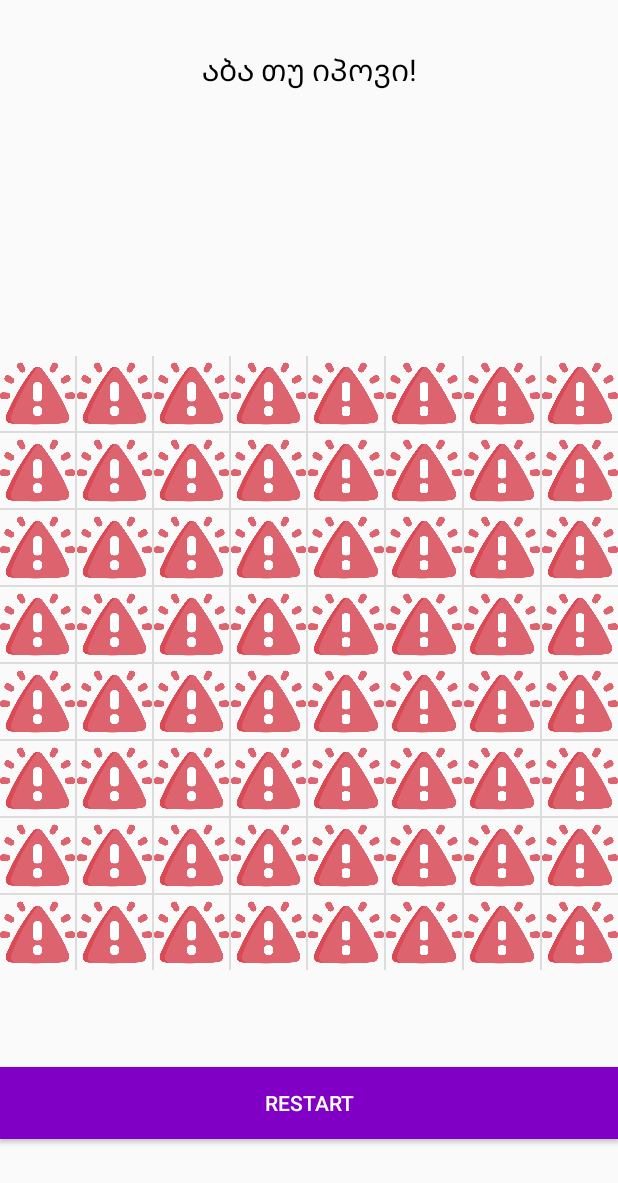
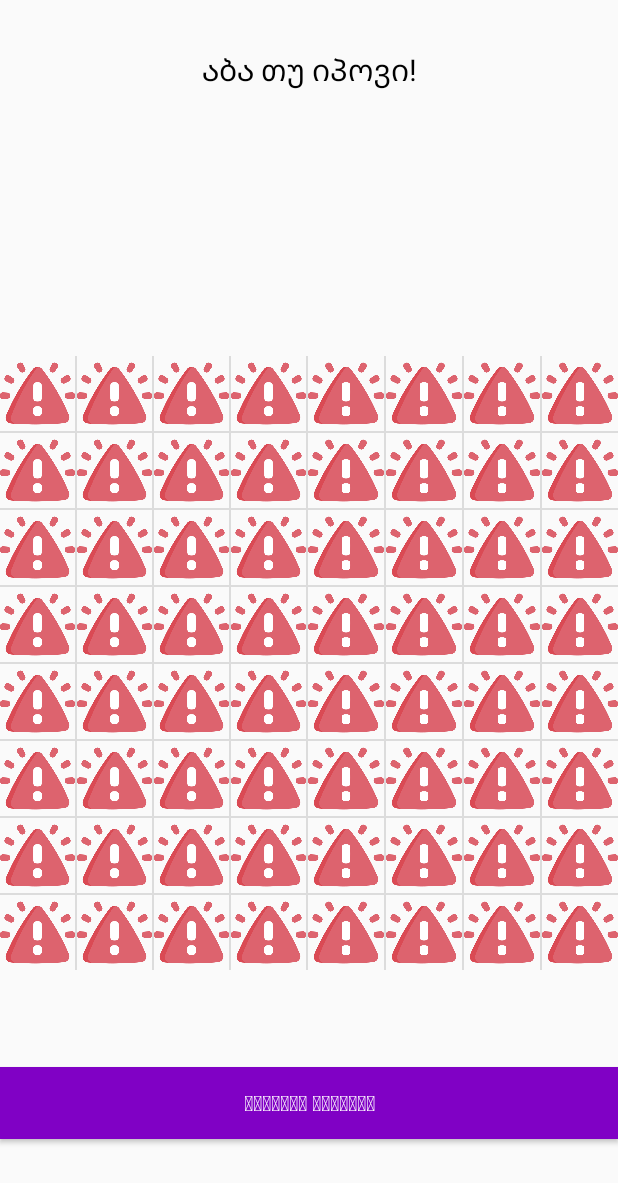
Before and after one commit to zukaChachava/Mines, an Android app: the GameActivity screen opened directly, with no data from a screen before it, on a phone screen of 412 x 824 dp. Shown: the top 1183 px of the screen. Run offline under Robolectric (Android 15) with nearby library versions, the phone set to English and light mode, and no system bars.

Commit message:
visual fixes

```diff
--- a/app/src/main/res/layout/activity_game.xml
+++ b/app/src/main/res/layout/activity_game.xml
@@ -1452,7 +1452,7 @@
         android:id="@+id/restartBtn"
         android:layout_width="match_parent"
         android:layout_height="wrap_content"
-        android:text="restart"
+        android:text="თავიდან ჩამირთე"
         android:textColor="@color/white"
         android:background="#8001C5"
         app:layout_constraintBottom_toBottomOf="parent"
--- a/app/src/main/res/layout/fragment_statistics.xml
+++ b/app/src/main/res/layout/fragment_statistics.xml
@@ -9,7 +9,7 @@
     <androidx.recyclerview.widget.RecyclerView
         android:id="@+id/recyclerView"
         android:layout_width="match_parent"
-        android:layout_height="575dp"
+        android:layout_height="400dp"
         app:layout_constraintBottom_toTopOf="@+id/constraintLayout"
         app:layout_constraintEnd_toEndOf="parent"
         app:layout_constraintHorizontal_bias="0.0"
@@ -25,7 +25,7 @@
         android:id="@+id/constraintLayout"
         android:layout_width="match_parent"
         android:layout_height="100dp"
-        android:layout_marginBottom="60dp"
+        android:layout_marginBottom="30dp"
         app:layout_constraintBottom_toBottomOf="parent"
         app:layout_constraintEnd_toEndOf="parent"
         app:layout_constraintStart_toStartOf="parent">
--- a/app/src/main/res/layout/item_resource.xml
+++ b/app/src/main/res/layout/item_resource.xml
@@ -4,7 +4,8 @@
     xmlns:app="http://schemas.android.com/apk/res-auto"
     xmlns:tools="http://schemas.android.com/tools"
     android:layout_width="match_parent"
-    android:layout_height="wrap_content">
+    android:layout_height="wrap_content"
+    android:layout_marginBottom="2dp">
 
 
     <TextView
```
